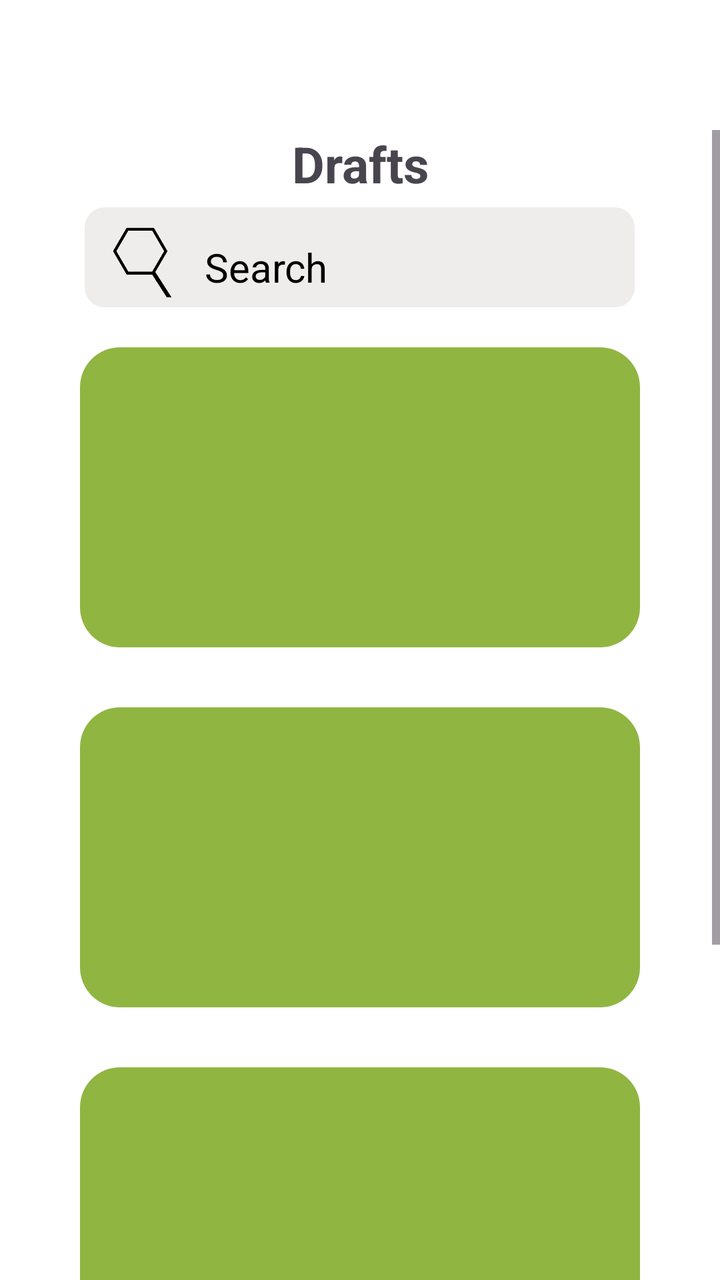
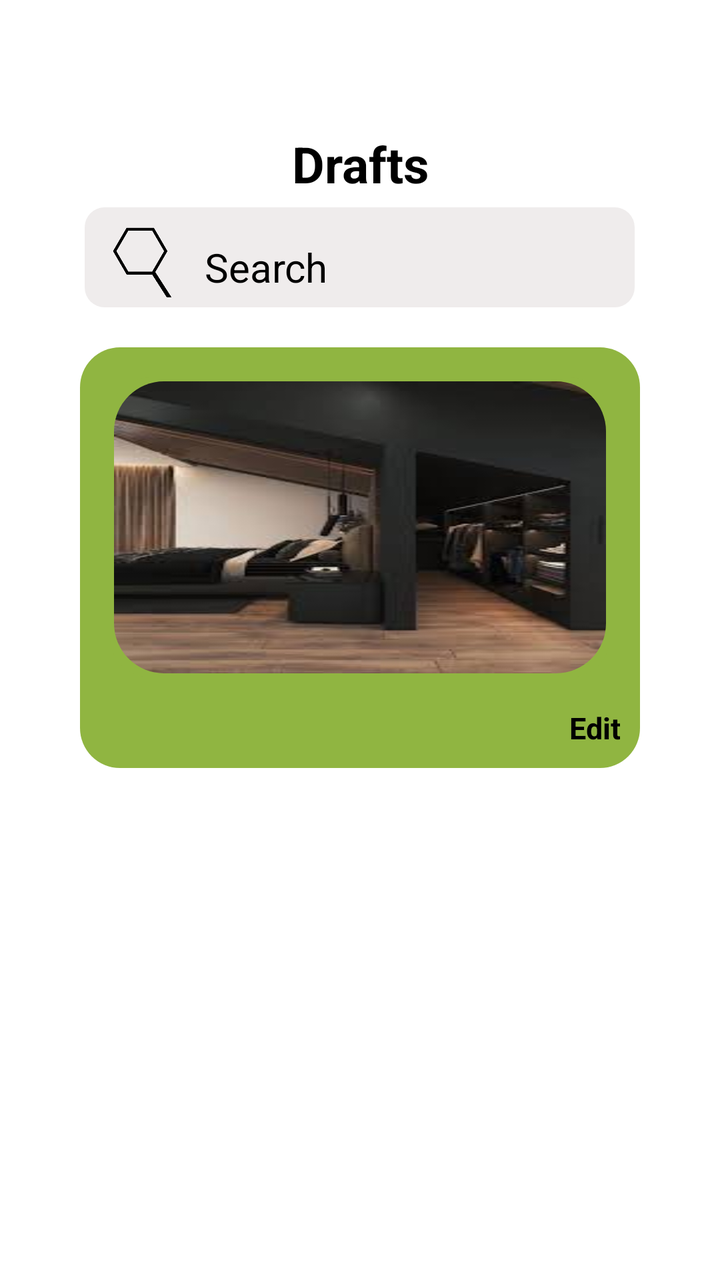

An Android layout rendered at two revisions. The XML below is the earlier revision; the diff shows what the commit changed to produce the second picture.
<!-- AndroidManifest.xml: application theme Theme.LayoutLab -->
<!-- res/layout/activity_drafts.xml -->
<?xml version="1.0" encoding="utf-8"?>
<LinearLayout xmlns:android="http://schemas.android.com/apk/res/android"
    xmlns:app="http://schemas.android.com/apk/res-auto"
    xmlns:tools="http://schemas.android.com/tools"
    android:id="@+id/main"
    android:layout_width="match_parent"
    android:layout_height="match_parent"
    tools:context=".drafts"
    android:orientation="vertical"
    android:background="@color/white">

    <LinearLayout
        android:layout_width="match_parent"
        android:layout_height="wrap_content"
        android:orientation="vertical">

        
        <LinearLayout
            android:layout_width="match_parent"
            android:layout_height="wrap_content"
            android:padding="5dp">

            <LinearLayout
                android:layout_width="0dp"
                android:layout_height="50dp"
                android:layout_weight="1"
                android:orientation="horizontal"
                android:gravity="start">

                <Button
                    android:id="@+id/btn_backDrafts"
                    android:layout_width="50dp"
                    android:layout_height="50dp"
                    android:backgroundTint="@android:color/transparent"
                    android:foreground="@drawable/back_icon" />

            </LinearLayout>

            <LinearLayout
                android:layout_width="0dp"
                android:layout_height="50dp"
                android:layout_weight="1"
                android:orientation="horizontal"
                android:gravity="center">

                <com.google.android.material.button.MaterialButton
                    android:id="@+id/btn_logoHome"
                    android:layout_width="50dp"
                    android:layout_height="50dp"
                    android:foreground="@drawable/logo_transparent"
                    app:backgroundTint="@android:color/transparent"
                    android:clickable="false"/>

            </LinearLayout>

            <LinearLayout
                android:layout_width="0dp"
                android:layout_height="50dp"
                android:layout_weight="1"
                android:orientation="horizontal"
                android:gravity="start">

                <LinearLayout
                    android:layout_width="0dp"
                    android:layout_height="50dp"
                    android:layout_weight="1"
                    android:orientation="horizontal"
                    android:gravity="end">

                    <Button
                        android:id="@+id/btn_profileDrafts"
                        android:layout_width="50dp"
                        android:layout_height="50dp"
                        android:backgroundTint="@android:color/transparent"
                        android:foreground="@drawable/profile_icon" />

                </LinearLayout>

            </LinearLayout>

        </LinearLayout>

        <ScrollView
            android:layout_width="match_parent"
            android:layout_height="0dp"
            android:layout_weight="1"
            android:clipToPadding="false"
            android:paddingTop="5dp">

            <LinearLayout
                android:layout_width="match_parent"
                android:layout_height="wrap_content"
                android:orientation="vertical">

                <LinearLayout
                    android:layout_width="match_parent"
                    android:layout_height="wrap_content"
                    android:orientation="vertical">

                    <TextView
                        android:layout_width="match_parent"
                        android:layout_height="wrap_content"
                        android:textAlignment="center"
                        android:text="Drafts"
                        android:textSize="25sp"
                        android:textStyle="bold"/>

                </LinearLayout>

                
                <LinearLayout
                    android:layout_width="match_parent"
                    android:layout_height="wrap_content"
                    android:gravity="center"
                    android:layout_margin="5dp">

                    <LinearLayout
                        android:layout_width="275dp"
                        android:layout_height="50dp"
                        android:orientation="horizontal"
                        android:padding="5dp"
                        android:background="@drawable/search">

                        <ImageView
                            android:layout_width="50dp"
                            android:layout_height="50dp"
                            android:background="@drawable/search_icon"/>


                        <EditText
                            android:id="@+id/etx_searchDrafts"
                            android:layout_width="match_parent"
                            android:layout_height="50dp"
                            android:background="@android:color/transparent"
                            android:hint="@string/search"
                            android:inputType="text"
                            android:padding="3dp"
                            android:paddingStart="5dp"
                            android:paddingEnd="5sp"
                            android:textColorHint="@color/black"
                            android:textSize="20sp" />

                    </LinearLayout>

                </LinearLayout>

                <LinearLayout
                    android:layout_width="match_parent"
                    android:layout_height="wrap_content"
                    android:orientation="vertical"
                    android:gravity="center"
                    android:paddingLeft="40dp"
                    android:paddingRight="40dp">

                    
                    <LinearLayout
                        android:id="@+id/lin_item1Drafts"
                        android:layout_width="match_parent"
                        android:layout_height="150dp"
                        android:orientation="vertical"
                        android:layout_marginTop="15dp"
                        android:layout_marginBottom="15dp"
                        android:padding="5dp"
                        android:background="@drawable/scrollview_items">

                        <TextView
                            android:layout_width="match_parent"
                            android:layout_height="wrap_content"

                            android:textSize="25sp"
                            android:textColor="@color/white"
                            android:padding="5dp"/>

                    </LinearLayout>

                    
                    <LinearLayout
                        android:id="@+id/lin_item2Drafts"
                        android:layout_width="match_parent"
                        android:layout_height="150dp"
                        android:orientation="vertical"
                        android:layout_marginTop="15dp"
                        android:layout_marginBottom="15dp"
                        android:background="@drawable/scrollview_items">

                        <TextView
                            android:layout_width="match_parent"
                            android:layout_height="wrap_content"

                            android:textSize="25sp"
                            android:textColor="@color/white"
                            android:padding="5dp"/>

                    </LinearLayout>

                    
                    <LinearLayout
                        android:id="@+id/lin_item3Drafts"
                        android:layout_width="match_parent"
                        android:layout_height="150dp"
                        android:orientation="vertical"
                        android:layout_marginTop="15dp"
                        android:layout_marginBottom="15dp"
                        android:background="@drawable/scrollview_items">

                        <TextView
                            android:layout_width="match_parent"
                            android:layout_height="wrap_content"

                            android:textSize="25sp"
                            android:textColor="@color/white"
                            android:padding="5dp"/>

                    </LinearLayout>

                    
                    <LinearLayout
                        android:id="@+id/lin_item4Drats"
                        android:layout_width="match_parent"
                        android:layout_height="150dp"
                        android:orientation="vertical"
                        android:layout_marginTop="15dp"
                        android:layout_marginBottom="15dp"
                        android:background="@drawable/scrollview_items">

                        <TextView
                            android:layout_width="match_parent"
                            android:layout_height="wrap_content"

                            android:textSize="25sp"
                            android:textColor="@color/white"
                            android:padding="5dp"/>

                    </LinearLayout>

                </LinearLayout>

            </LinearLayout>

        </ScrollView>

    </LinearLayout>

</LinearLayout>
<!-- resources referenced by this layout -->
<resources>
  <color name="black">#FF000000</color>
  <color name="white">#FFFFFFFF</color>
  <!-- drawable back_icon: png bitmap (drawable, 28075 bytes) -->
  <!-- drawable logo_transparent: png bitmap (drawable, 37070 bytes) -->
  <!-- drawable profile_icon: png bitmap (drawable, 40205 bytes) -->
  <!-- drawable scrollview_items (drawable) -->
  <?xml version="1.0" encoding="UTF-8"?>
  <shape
      xmlns:android="http://schemas.android.com/apk/res/android">
      <solid
          android:color="#90B541"
          />
      <corners
          android:radius="20dp"
          />
  </shape>
  <!-- drawable search (drawable) -->
  <?xml version="1.0" encoding="UTF-8"?>
  <shape
      xmlns:android="http://schemas.android.com/apk/res/android">
      <solid
          android:color="#EFECEC"
          />
      <corners
          android:radius="10dp"
          />
  </shape>
  <!-- drawable search_icon: png bitmap (drawable, 32151 bytes) -->
  <string name="search">Search</string>
  <style name="Theme.LayoutLab" parent="Base.Theme.LayoutLab" />
  <style name="Base.Theme.LayoutLab" parent="Theme.Material3.DayNight.NoActionBar">
          
          
      </style>
</resources>

<!-- the commit's change to res/layout/activity_drafts.xml (unified diff, before → after) -->
@@ -103,6 +103,7 @@
                         android:textAlignment="center"
                         android:text="Drafts"
                         android:textSize="25sp"
+                        android:textColor="@color/black"
                         android:textStyle="bold"/>
 
                 </LinearLayout>
@@ -154,84 +155,113 @@
 
                     
                     <LinearLayout
-                        android:id="@+id/lin_item1Drafts"
+                    android:layout_width="match_parent"
+                    android:layout_height="wrap_content"
+                    android:orientation="vertical"
+                    android:layout_marginTop="15dp"
+                    android:layout_marginBottom="15dp"
+                    android:padding="5dp"
+                    android:background="@drawable/scrollview_items">
+
+                    <LinearLayout
                         android:layout_width="match_parent"
                         android:layout_height="150dp"
                         android:orientation="vertical"
-                        android:layout_marginTop="15dp"
-                        android:layout_marginBottom="15dp"
-                        android:padding="5dp"
+                        android:layout_margin="10dp"
+                        android:padding="2dp"
                         android:background="@drawable/scrollview_items">
 
+                        <ImageView
+                            android:layout_width="match_parent"
+                            android:layout_height="match_parent"
+                            android:src="@drawable/exploredesign5"
+                            android:clipToOutline="true"
+                            android:background="@drawable/library_item"
+                            android:scaleType="fitXY"/>
+
+                    </LinearLayout>
+
+                    <LinearLayout
+                        android:layout_width="match_parent"
+                        android:layout_height="wrap_content"
+                        android:orientation="horizontal">
+
                         <TextView
-                            android:layout_width="match_parent"
+                            android:layout_width="0dp"
                             android:layout_height="wrap_content"
-
-                            android:textSize="25sp"
-                            android:textColor="@color/white"
+                            android:layout_weight="8"
+                            android:text="Edit"
+                            android:textSize="15sp"
+                            android:textStyle="bold"
+                            android:textAlignment="textEnd"
+                            android:textColor="@color/black"
                             android:padding="5dp"/>
 
+
+
                     </LinearLayout>
 
-                    
-                    <LinearLayout
-                        android:id="@+id/lin_item2Drafts"
-                        android:layout_width="match_parent"
-                        android:layout_height="150dp"
-                        android:orientation="vertical"
-                        android:layout_marginTop="15dp"
-                        android:layout_marginBottom="15dp"
-                        android:background="@drawable/scrollview_items">
-
-                        <TextView
-                            android:layout_width="match_parent"
-                            android:layout_height="wrap_content"
-
-                            android:textSize="25sp"
-                            android:textColor="@color/white"
-                            android:padding="5dp"/>
-
-                    </LinearLayout>
-
-                    
-                    <LinearLayout
-                        android:id="@+id/lin_item3Drafts"
-                        android:layout_width="match_parent"
-                        android:layout_height="150dp"
-                        android:orientation="vertical"
-                        android:layout_marginTop="15dp"
-                        android:layout_marginBottom="15dp"
-                        android:background="@drawable/scrollview_items">
-
-                        <TextView
-                            android:layout_width="match_parent"
-                            android:layout_height="wrap_content"
-
-                            android:textSize="25sp"
-                            android:textColor="@color/white"
-                            android:padding="5dp"/>
-
-                    </LinearLayout>
-
-                    
-                    <LinearLayout
-                        android:id="@+id/lin_item4Drats"
-                        android:layout_width="match_parent"
-                        android:layout_height="150dp"
-                        android:orientation="vertical"
-                        android:layout_marginTop="15dp"
-                        android:layout_marginBottom="15dp"
-                        android:background="@drawable/scrollview_items">
-
-                        <TextView
-                            android:layout_width="match_parent"
-                            android:layout_height="wrap_content"
-
-                            android:textSize="25sp"
-                            android:textColor="@color/white"
-                            android:padding="5dp"/>
-
-                    </LinearLayout>
+                </LinearLayout>
+
+                    
+
+
+
+
+
+
+
+
+
+
+
+
+
+
+
+
+
+
+
+                    
+
+
+
+
+
+
+
+
+
+
+
+
+
+
+
+
+
+
+
+                    
+
+
+
+
+
+
+
+
+
+
+
+
+
+
+
+
+
+
 
                 </LinearLayout>
 
<!-- resource entries referenced after the edit -->
@@ -3,6 +3,17 @@
   <color name="black">#FF000000</color>
   <color name="white">#FFFFFFFF</color>
   <!-- drawable back_icon: png bitmap (drawable, 28075 bytes) -->
+  <!-- drawable exploredesign5: jpg bitmap (drawable, 5644 bytes) -->
+  <!-- drawable library_item (drawable) -->
+  <?xml version="1.0" encoding="utf-8"?>
+  <shape xmlns:android="http://schemas.android.com/apk/res/android"
+      android:shape="rectangle">
+      <size
+          android:width="100dp"
+          android:height="100dp" />
+      <corners android:radius="25dp"/>
+  
+  </shape>
   <!-- drawable logo_transparent: png bitmap (drawable, 37070 bytes) -->
   <!-- drawable profile_icon: png bitmap (drawable, 40205 bytes) -->
   <!-- drawable scrollview_items (drawable) -->
